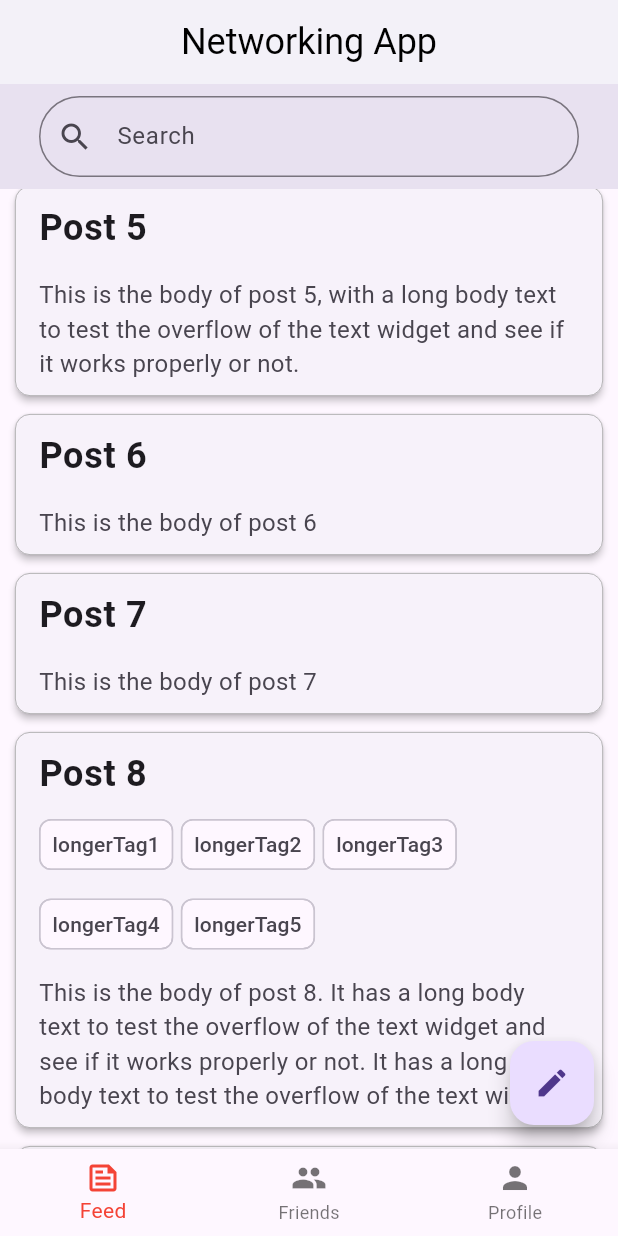
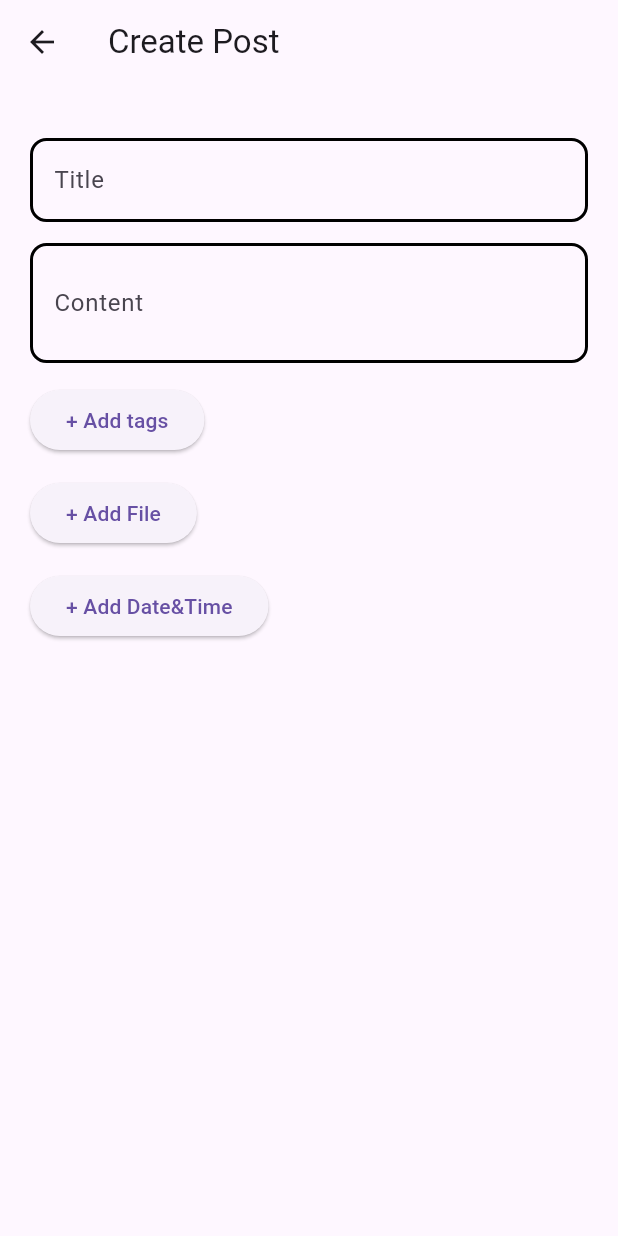
Before and after one commit to FilipsP/networking_app, a Flutter app: the screen it shows once a user with an empty profile is signed in, scrolled down 576 dp, after a tap on the "edit" icon, on a phone screen of 412 x 824 dp. Run offline on Flutter 3.47's test engine with Material 2 defaults, Android fonts, the phone set to English and light mode, and no system bars; our stand-ins replace file_picker, firebase_auth, firebase_core, firebase_database, shared_preferences; accounts and stored records are empty; generated files the repository leaves out were written again.

Commit message:
Create post page added

```diff
--- /dev/null
+++ b/lib/pages/create_post.dart
@@ -0,0 +1,236 @@
+// main.dart
+
+import 'package:file_picker/file_picker.dart';
+import 'package:flutter/material.dart';
+
+// Multi Select widget
+// This widget is reusable
+class MultiSelect extends StatefulWidget {
+  final List<String> items;
+  const MultiSelect({Key? key, required this.items}) : super(key: key);
+
+  @override
+  State<StatefulWidget> createState() => _MultiSelectState();
+}
+
+class _MultiSelectState extends State<MultiSelect> {
+  // this variable holds the selected items
+  final List<String> _selectedItems = [];
+
+// This function is triggered when a checkbox is checked or unchecked
+  void _itemChange(String itemValue, bool isSelected) {
+    setState(() {
+      if (isSelected) {
+        _selectedItems.add(itemValue);
+      } else {
+        _selectedItems.remove(itemValue);
+      }
+    });
+  }
+
+  // this function is called when the Cancel button is pressed
+  void _cancel() {
+    Navigator.pop(context);
+  }
+
+// this function is called when the Submit button is tapped
+  void _submit() {
+    Navigator.pop(context, _selectedItems);
+  }
+
+  @override
+  Widget build(BuildContext context) {
+    return AlertDialog(
+      title: const Text('cool tags'),
+      content: SingleChildScrollView(
+        child: ListBody(
+          children: widget.items
+              .map((item) => CheckboxListTile(
+                    value: _selectedItems.contains(item),
+                    title: Text(item),
+                    controlAffinity: ListTileControlAffinity.leading,
+                    onChanged: (isChecked) => _itemChange(item, isChecked!),
+                  ))
+              .toList(),
+        ),
+      ),
+      actions: [
+        TextButton(
+          onPressed: _cancel,
+          child: const Text('Cancel'),
+        ),
+        ElevatedButton(
+          onPressed: _submit,
+          child: const Text('Submit'),
+        ),
+      ],
+    );
+  }
+}
+
+// Implement a multi select on the Home screen
+class CreatePost extends StatefulWidget {
+  const CreatePost({Key? key}) : super(key: key);
+
+  @override
+  State<CreatePost> createState() => _CreatePostState();
+}
+
+class _CreatePostState extends State<CreatePost> {
+  List<String> _selectedItems = [];
+
+  void _showMultiSelect() async {
+    // these items can be hard-coded or dynamically fetched from a database/API
+    final List<String> items = [
+      'Informaatika',
+      'Node.js',
+      'React Native',
+      'Java',
+      'Andmebaasid',
+      'MySQL',
+      'xd',
+      'BFM'
+          '1',
+      '2',
+      '3,',
+      '4',
+    ];
+
+    final List<String>? results = await showDialog(
+      context: context,
+      builder: (BuildContext context) {
+        return MultiSelect(items: items);
+      },
+    );
+
+    // Update UI
+    if (results != null) {
+      setState(() {
+        _selectedItems = results;
+      });
+    }
+  }
+
+  PlatformFile? pickedFile;
+
+  Future selectFile() async {
+    final result = await FilePicker.platform.pickFiles();
+    if (result == null) return;
+
+    setState(() {
+      pickedFile = result.files.first;
+    });
+  }
+
+  Future<TimeOfDay?> _showTimePicker() => showTimePicker(
+        context: context,
+        initialTime: TimeOfDay.now(),
+      );
+
+  Future<DateTime?> _showDatePicker() => showDatePicker(
+        context: context,
+        initialDate: DateTime.now(),
+        firstDate: DateTime(2000),
+        lastDate: DateTime(2025),
+      );
+
+  Future dateAndTime() async {
+    DateTime? date = await _showDatePicker();
+    if (date == null) return;
+
+    TimeOfDay? time = await _showTimePicker();
+    if (time == null) return;
+  }
+
+  @override
+  Widget build(BuildContext context) {
+    return GestureDetector(
+      onTap: () => FocusScope.of(context).unfocus(),
+      child: Scaffold(
+        appBar: AppBar(
+          title: const Text('Create Post'),
+        ),
+        body: SingleChildScrollView(
+          padding: const EdgeInsets.all(20),
+          child: Column(
+            crossAxisAlignment: CrossAxisAlignment.start,
+            children: [
+              const SizedBox(
+                height: 16,
+              ),
+              TextField(
+                decoration: InputDecoration(
+                  labelText: "Title",
+                  hintText: 'Input',
+                  focusedBorder: OutlineInputBorder(
+                      borderRadius: BorderRadius.circular(11),
+                      borderSide:
+                          const BorderSide(color: Colors.green, width: 2)),
+                  enabledBorder: OutlineInputBorder(
+                      borderRadius: BorderRadius.circular(11),
+                      borderSide:
+                          const BorderSide(color: Colors.black, width: 2)),
+                  disabledBorder: OutlineInputBorder(
+                      borderRadius: BorderRadius.circular(11),
+                      borderSide:
+                          const BorderSide(color: Colors.blueAccent, width: 2)),
+                ),
+              ),
+              Container(
+                height: 14,
+              ),
+              TextField(
+                minLines: 2,
+                maxLines: 5,
+                keyboardType: TextInputType.multiline,
+                decoration: InputDecoration(
+                  labelText: 'Content',
+                  hintText: 'Input',
+                  focusedBorder: OutlineInputBorder(
+                      borderRadius: BorderRadius.circular(11),
+                      borderSide:
+                          const BorderSide(color: Colors.green, width: 2)),
+                  enabledBorder: OutlineInputBorder(
+                      borderRadius: BorderRadius.circular(11),
+                      borderSide:
+                          const BorderSide(color: Colors.black, width: 2)),
+                  disabledBorder: OutlineInputBorder(
+                      borderRadius: BorderRadius.circular(11),
+                      borderSide:
+                          const BorderSide(color: Colors.blueAccent, width: 2)),
+                ),
+              ),
+              Container(
+                height: 14,
+              ),
+              ElevatedButton(
+                onPressed: _showMultiSelect,
+                child: const Text('+ Add tags'),
+              ),
+              // display selected items
+              Wrap(
+                children: _selectedItems
+                    .map((e) => Chip(
+                          label: Text(e),
+                        ))
+                    .toList(),
+              ),
+              Container(
+                height: 14,
+              ),
+              ElevatedButton(
+                onPressed: selectFile,
+                child: const Text('+ Add File'),
+              ),
+              Container(
+                height: 14,
+              ),
+              ElevatedButton(
+                  onPressed: dateAndTime, child: const Text('+ Add Date&Time')),
+            ],
+          ),
+        ),
+      ),
+    );
+  }
+}
--- a/lib/pages/feed.dart
+++ b/lib/pages/feed.dart
@@ -1,5 +1,6 @@
 import 'package:flutter/material.dart';
 import 'package:networking_app/components/search_bar.dart';
+import 'package:networking_app/pages/create_post.dart';
 
 class Feed extends StatefulWidget {
   const Feed({Key? key}) : super(key: key);
@@ -54,7 +55,14 @@ class _FeedState extends State<Feed> {
   // * Floating Action Button to create a new post
   Widget _createPostButton() {
     return FloatingActionButton(
-      onPressed: () {},
+      onPressed: () {
+        Navigator.push(
+          context,
+          MaterialPageRoute(
+            builder: (context) => const CreatePost(),
+          ),
+        );
+      },
       child: const Icon(Icons.edit),
     );
   }
```
Also changed, not shown: pubspec.yaml (+3 -4 lines).
